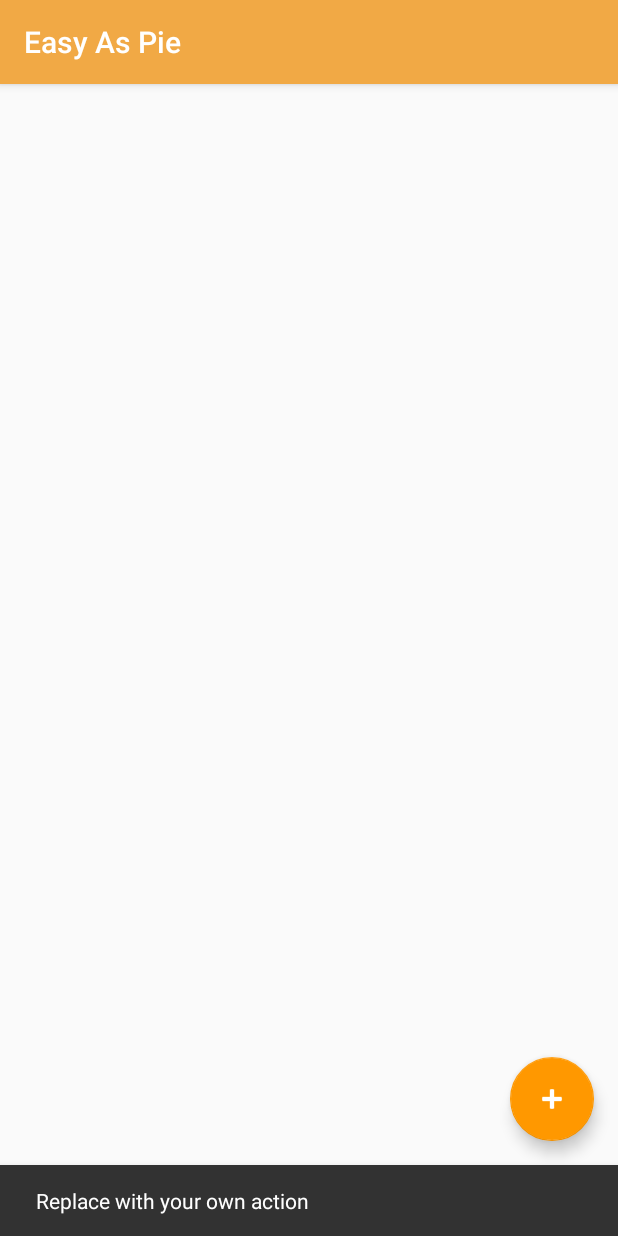
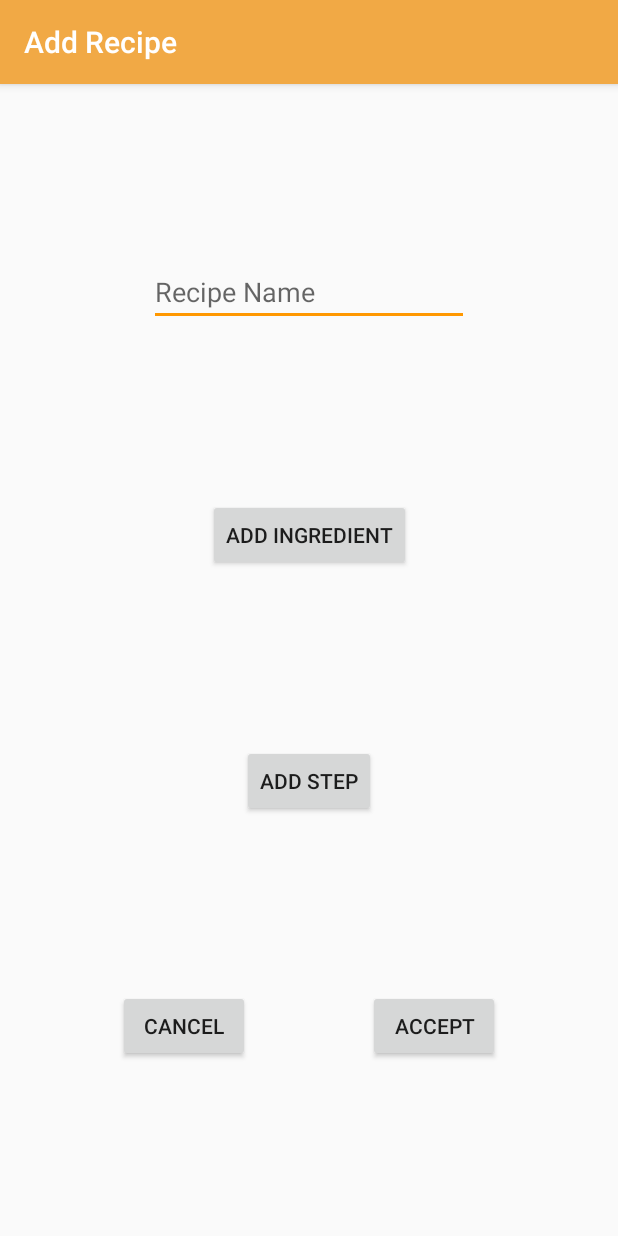
Before and after one commit to twy16b/EasyAsPie, an Android app: the RecipesActivity screen opened directly, with no data from a screen before it, after a tap on an icon or button, on a phone screen of 412 x 824 dp. Run offline under Robolectric (Android 15) with nearby library versions, the phone set to English and light mode, and no system bars.

Commit message:
Add RecipesAdapter and begin AddRecipeActivity

```diff
--- a/app/build.gradle
+++ b/app/build.gradle
@@ -27,4 +27,5 @@ dependencies {
     androidTestImplementation 'androidx.test.ext:junit:1.1.1'
     androidTestImplementation 'androidx.test.espresso:espresso-core:3.2.0'
     implementation 'com.google.android.material:material:1.0.0'
+    implementation 'androidx.recyclerview:recyclerview:1.0.0'
 }
--- a/app/src/main/AndroidManifest.xml
+++ b/app/src/main/AndroidManifest.xml
@@ -9,7 +9,8 @@
         android:roundIcon="@mipmap/ic_launcher_round"
         android:supportsRtl="true"
         android:theme="@style/AppTheme">
-        <activity android:name=".RecipesActivity"></activity>
+        <activity android:name=".AddRecipeActivity"></activity>
+        <activity android:name=".RecipesActivity" />
         <activity android:name=".MainActivity">
             <intent-filter>
                 <action android:name="android.intent.action.MAIN" />
--- /dev/null
+++ b/app/src/main/java/edu/fsu/cs/easyaspie/AddRecipeActivity.java
@@ -0,0 +1,30 @@
+package edu.fsu.cs.easyaspie;
+
+import androidx.appcompat.app.AppCompatActivity;
+
+import android.os.Bundle;
+import android.view.View;
+
+public class AddRecipeActivity extends AppCompatActivity {
+
+    @Override
+    protected void onCreate(Bundle savedInstanceState) {
+        super.onCreate(savedInstanceState);
+        setTitle("Add Recipe");
+        setContentView(R.layout.activity_add_recipe);
+    }
+
+    public void onClick(View v) {
+        switch(v.getId()) {
+            case R.id.button_add_ingredient:
+                break;
+            case R.id.button_add_step:
+                break;
+            case R.id.button_accept:
+                break;
+            case R.id.button_cancel:
+                this.finish();
+                break;
+        }
+    }
+}
--- /dev/null
+++ b/app/src/main/java/edu/fsu/cs/easyaspie/Recipe.java
@@ -0,0 +1,13 @@
+package edu.fsu.cs.easyaspie;
+
+public class Recipe {
+    private String mName;
+
+    public Recipe(String name) {
+        mName = name;
+    }
+
+    public String getName() {
+        return mName;
+    }
+}
--- a/app/src/main/java/edu/fsu/cs/easyaspie/RecipesActivity.java
+++ b/app/src/main/java/edu/fsu/cs/easyaspie/RecipesActivity.java
@@ -1,5 +1,6 @@
 package edu.fsu.cs.easyaspie;
 
+import android.content.Intent;
 import android.os.Bundle;
 
 import com.google.android.material.floatingactionbutton.FloatingActionButton;
@@ -7,24 +8,51 @@ import com.google.android.material.snackbar.Snackbar;
 
 import androidx.appcompat.app.AppCompatActivity;
 import androidx.appcompat.widget.Toolbar;
+import androidx.recyclerview.widget.LinearLayoutManager;
+import androidx.recyclerview.widget.RecyclerView;
 
 import android.view.View;
 
-public class RecipesActivity extends AppCompatActivity {
+import java.util.ArrayList;
+
+public class RecipesActivity extends AppCompatActivity implements RecipesAdapter.ItemClickListener {
+
+    RecipesAdapter adapter;
 
     @Override
     protected void onCreate(Bundle savedInstanceState) {
         super.onCreate(savedInstanceState);
+        setTitle("Recipes");
         setContentView(R.layout.activity_recipes);
 
         FloatingActionButton fab = findViewById(R.id.fab);
         fab.setOnClickListener(new View.OnClickListener() {
             @Override
             public void onClick(View view) {
-                Snackbar.make(view, "Replace with your own action", Snackbar.LENGTH_LONG)
-                        .setAction("Action", null).show();
+                Intent myIntent = new Intent(RecipesActivity.this, AddRecipeActivity.class);
+                RecipesActivity.this.startActivity(myIntent);
+                /*Snackbar.make(view, "Add button clicked", Snackbar.LENGTH_LONG)
+                        .setAction("Action", null).show();*/
             }
         });
+        ArrayList<String> foodNames = new ArrayList<>();
+        foodNames.add("Spaghetti");
+        foodNames.add("Chicken");
+        foodNames.add("Salad");
+        foodNames.add("Pie");
+        foodNames.add("Cake");
+
+        // set up the RecyclerView
+        RecyclerView recyclerView = findViewById(R.id.recipes_recyclerview);
+        recyclerView.setLayoutManager(new LinearLayoutManager(this));
+        adapter = new RecipesAdapter(this, foodNames);
+        adapter.setClickListener(this);
+        recyclerView.setAdapter(adapter);
     }
 
+    @Override
+    public void onItemClick(View view, int position) {
+        Snackbar.make(view, "You clicked " + adapter.getItem(position) + " on row number " + position, Snackbar.LENGTH_LONG)
+                .setAction("Action", null).show();
+    }
 }
--- /dev/null
+++ b/app/src/main/java/edu/fsu/cs/easyaspie/RecipesAdapter.java
@@ -0,0 +1,78 @@
+package edu.fsu.cs.easyaspie;
+
+import android.content.Context;
+import android.view.LayoutInflater;
+import android.view.View;
+import android.view.ViewGroup;
+import android.widget.TextView;
+
+import androidx.recyclerview.widget.RecyclerView;
+
+import java.util.List;
+
+public class RecipesAdapter extends RecyclerView.Adapter<RecipesAdapter.ViewHolder> {
+
+    private List<String> mData;
+    private LayoutInflater mInflater;
+    private ItemClickListener mClickListener;
+
+    // data is passed into the constructor
+    RecipesAdapter(Context context, List<String> data) {
+        this.mInflater = LayoutInflater.from(context);
+        this.mData = data;
+    }
+
+    // inflates the row layout from xml when needed
+    @Override
+    public ViewHolder onCreateViewHolder(ViewGroup parent, int viewType) {
+        View view = mInflater.inflate(R.layout.recyclerview_row, parent, false);
+        return new ViewHolder(view);
+    }
+
+    // binds the data to the TextView in each row
+    @Override
+    public void onBindViewHolder(ViewHolder holder, int position) {
+        String recipe = mData.get(position);
+        holder.myTextView.setText(recipe);
+    }
+
+    // total number of rows
+    @Override
+    public int getItemCount() {
+        return mData.size();
+    }
+
+
+    // stores and recycles views as they are scrolled off screen
+    public class ViewHolder extends RecyclerView.ViewHolder implements View.OnClickListener {
+        TextView myTextView;
+
+        ViewHolder(View itemView) {
+            super(itemView);
+            myTextView = itemView.findViewById(R.id.recipeName);
+            itemView.setOnClickListener(this);
+        }
+
+        @Override
+        public void onClick(View view) {
+            if (mClickListener != null) mClickListener.onItemClick(view, getAdapterPosition());
+        }
+    }
+
+    // convenience method for getting data at click position
+    String getItem(int id) {
+        return mData.get(id);
+    }
+
+    // allows clicks events to be caught
+    void setClickListener(ItemClickListener itemClickListener) {
+        this.mClickListener = itemClickListener;
+    }
+
+    // parent activity will implement this method to respond to click events
+    public interface ItemClickListener {
+        void onItemClick(View view, int position);
+    }
+}
+
+// adapted based on https://stackoverflow.com/questions/40584424/simple-android-recyclerview-example
--- /dev/null
+++ b/app/src/main/res/drawable/border.xml
@@ -0,0 +1,7 @@
+<?xml version="1.0" encoding="utf-8"?>
+<shape xmlns:android="http://schemas.android.com/apk/res/android"
+android:shape="rectangle">
+<stroke
+    android:width="2dp"
+    android:color="@android:color/black" />
+</shape>
--- /dev/null
+++ b/app/src/main/res/layout/activity_add_recipe.xml
@@ -0,0 +1,92 @@
+<?xml version="1.0" encoding="utf-8"?>
+<androidx.constraintlayout.widget.ConstraintLayout xmlns:android="http://schemas.android.com/apk/res/android"
+    xmlns:app="http://schemas.android.com/apk/res-auto"
+    xmlns:tools="http://schemas.android.com/tools"
+    android:layout_width="match_parent"
+    android:layout_height="match_parent"
+    tools:context=".AddRecipeActivity">
+
+    <EditText
+        android:id="@+id/edit_name"
+        android:layout_width="wrap_content"
+        android:layout_height="wrap_content"
+        android:ems="10"
+        android:hint="Recipe Name"
+        android:importantForAutofill="no"
+        android:inputType="text"
+        app:layout_constraintBottom_toTopOf="@+id/recyclerView7"
+        app:layout_constraintEnd_toEndOf="parent"
+        app:layout_constraintHorizontal_bias="0.5"
+        app:layout_constraintStart_toStartOf="parent"
+        app:layout_constraintTop_toTopOf="parent" />
+
+    <androidx.recyclerview.widget.RecyclerView
+        android:id="@+id/recyclerView7"
+        android:layout_width="wrap_content"
+        android:layout_height="wrap_content"
+        android:visibility="gone"
+        app:layout_constraintBottom_toTopOf="@+id/button_add_ingredient"
+        app:layout_constraintEnd_toEndOf="parent"
+        app:layout_constraintHorizontal_bias="0.5"
+        app:layout_constraintStart_toStartOf="parent"
+        app:layout_constraintTop_toBottomOf="@+id/edit_name" />
+
+    <Button
+        android:id="@+id/button_add_ingredient"
+        android:layout_width="wrap_content"
+        android:layout_height="wrap_content"
+        android:onClick="onClick"
+        android:text="Add Ingredient"
+        app:layout_constraintBottom_toTopOf="@+id/recyclerView8"
+        app:layout_constraintEnd_toEndOf="parent"
+        app:layout_constraintHorizontal_bias="0.5"
+        app:layout_constraintStart_toStartOf="parent"
+        app:layout_constraintTop_toBottomOf="@+id/recyclerView7" />
+
+    <androidx.recyclerview.widget.RecyclerView
+        android:id="@+id/recyclerView8"
+        android:layout_width="wrap_content"
+        android:layout_height="wrap_content"
+        android:visibility="gone"
+        app:layout_constraintBottom_toTopOf="@+id/button_add_step"
+        app:layout_constraintEnd_toEndOf="parent"
+        app:layout_constraintHorizontal_bias="0.5"
+        app:layout_constraintStart_toStartOf="parent"
+        app:layout_constraintTop_toBottomOf="@+id/button_add_ingredient" />
+
+    <Button
+        android:id="@+id/button_add_step"
+        android:layout_width="wrap_content"
+        android:layout_height="wrap_content"
+        android:onClick="onClick"
+        android:text="Add step"
+        app:layout_constraintBottom_toTopOf="@+id/button_accept"
+        app:layout_constraintEnd_toEndOf="parent"
+        app:layout_constraintHorizontal_bias="0.5"
+        app:layout_constraintStart_toStartOf="parent"
+        app:layout_constraintTop_toBottomOf="@+id/recyclerView8" />
+
+    <Button
+        android:id="@+id/button_accept"
+        android:layout_width="wrap_content"
+        android:layout_height="wrap_content"
+        android:onClick="onClick"
+        android:text="Accept"
+        app:layout_constraintBottom_toBottomOf="parent"
+        app:layout_constraintEnd_toEndOf="parent"
+        app:layout_constraintHorizontal_bias="0.5"
+        app:layout_constraintStart_toEndOf="@+id/button_cancel"
+        app:layout_constraintTop_toBottomOf="@+id/button_add_step" />
+
+    <Button
+        android:id="@+id/button_cancel"
+        android:layout_width="wrap_content"
+        android:layout_height="wrap_content"
+        android:onClick="onClick"
+        android:text="Cancel"
+        app:layout_constraintBaseline_toBaselineOf="@+id/button_accept"
+        app:layout_constraintEnd_toStartOf="@+id/button_accept"
+        app:layout_constraintHorizontal_bias="0.5"
+        app:layout_constraintStart_toStartOf="parent" />
+
+</androidx.constraintlayout.widget.ConstraintLayout>
--- a/app/src/main/res/layout/activity_recipes.xml
+++ b/app/src/main/res/layout/activity_recipes.xml
@@ -22,7 +22,7 @@
         android:layout_height="match_parent">
 
         <androidx.recyclerview.widget.RecyclerView
-            android:id="@+id/item_list"
+            android:id="@+id/recipes_recyclerview"
             android:layout_width="match_parent"
             android:layout_height="wrap_content"/>
     </ScrollView>
--- /dev/null
+++ b/app/src/main/res/layout/recyclerview_row.xml
@@ -0,0 +1,15 @@
+<?xml version="1.0" encoding="utf-8"?>
+<LinearLayout
+    xmlns:android="http://schemas.android.com/apk/res/android"
+    android:layout_width="match_parent"
+    android:layout_height="wrap_content"
+    android:orientation="horizontal"
+    android:padding="10dp">
+
+    <TextView
+        android:id="@+id/recipeName"
+        android:layout_width="wrap_content"
+        android:layout_height="wrap_content"
+        android:textSize="20sp"/>
+
+</LinearLayout>
```
